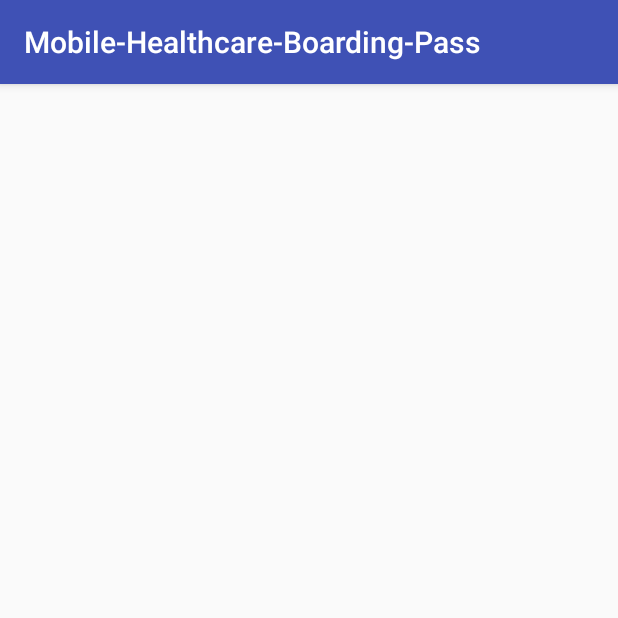
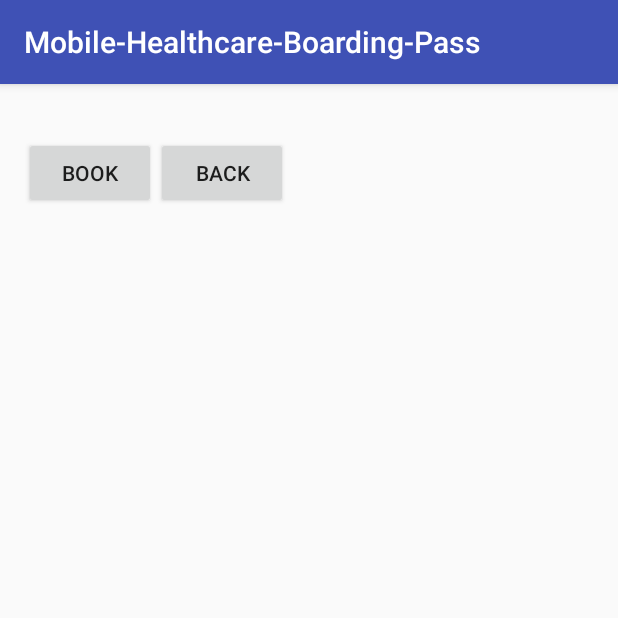
Before and after one commit to TomConerly/Mobile-Healthcare-Boarding-Pass, an Android app: the CreateEvent screen opened directly, with no data from a screen before it, on a phone screen of 412 x 824 dp, the top half of it. Run offline under Robolectric (Android 15) with nearby library versions, the phone set to English and light mode, and no system bars.

Commit message:
add some buttons and text

```diff
--- a/app/src/main/java/hackathon/com/mobile_healthcare_boarding_pass/CreateEvent.java
+++ b/app/src/main/java/hackathon/com/mobile_healthcare_boarding_pass/CreateEvent.java
@@ -4,6 +4,9 @@ import android.content.Intent;
 import android.support.v7.app.AppCompatActivity;
 import android.os.Bundle;
 import android.util.Log;
+import android.view.View;
+import android.widget.ListView;
+import android.widget.TextView;
 
 public class CreateEvent extends AppCompatActivity {
 
@@ -13,7 +16,19 @@ public class CreateEvent extends AppCompatActivity {
         setContentView(R.layout.activity_create_event);
 
         Intent intent = getIntent();
-        String val = intent.getStringExtra("key");
-        Log.d("CreateEvent", val);
+        String name = intent.getStringExtra("name");
+        Log.d("CreateEvent", name);
+
+        final TextView text = (TextView) findViewById(R.id.event_text);
+        text.setText(name);
+    }
+
+    public void book(View view) {
+        Intent myIntent = new Intent(this, MainActivity.class);
+        myIntent.addFlags(android.content.Intent.FLAG_ACTIVITY_SINGLE_TOP | android.content.Intent.FLAG_ACTIVITY_CLEAR_TOP);
+        startActivity(myIntent);
+    }
+    public void back(View view) {
+        finish();
     }
 }
--- a/app/src/main/res/layout/activity_create_event.xml
+++ b/app/src/main/res/layout/activity_create_event.xml
@@ -10,4 +10,29 @@
     android:paddingTop="@dimen/activity_vertical_margin"
     tools:context="hackathon.com.mobile_healthcare_boarding_pass.CreateEvent">
 
+    <TextView
+        android:layout_width="wrap_content"
+        android:layout_height="wrap_content"
+        android:id="@+id/event_text"/>
+
+    <LinearLayout
+        android:orientation="horizontal"
+        android:layout_width="fill_parent"
+        android:id="@+id/calendar_control_buttons"
+        android:layout_below="@+id/event_text"
+        android:layout_height="wrap_content">
+
+        <Button
+            android:layout_height="wrap_content"
+            android:layout_width="wrap_content"
+            android:text="Book"
+            android:onClick="book" />
+        <Button
+            android:layout_below="@+id/event_text"
+            android:layout_height="wrap_content"
+            android:layout_width="wrap_content"
+            android:text="back"
+            android:onClick="back" />
+    </LinearLayout>
+
 </RelativeLayout>
```
Also changed, not shown: app/src/main/java/hackathon/com/mobile_healthcare_boarding_pass/ScheduleAppointment.java (+4 -4 lines), app/src/main/res/layout/activity_schedule_appointment.xml (+4 -4 lines).
